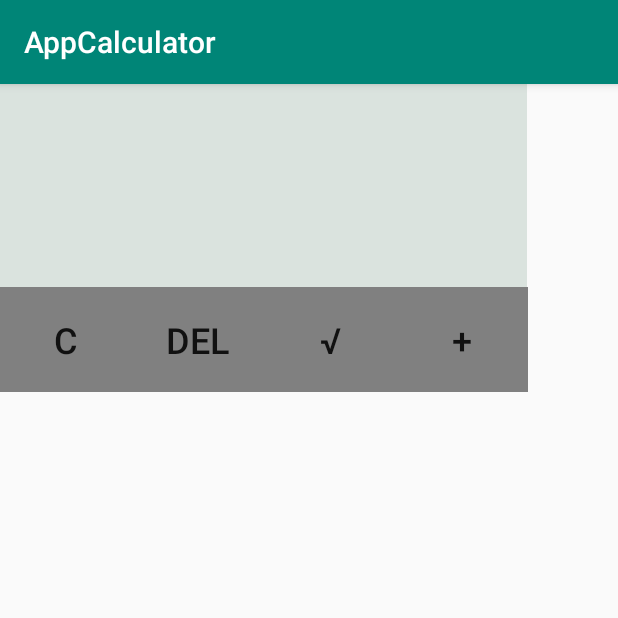
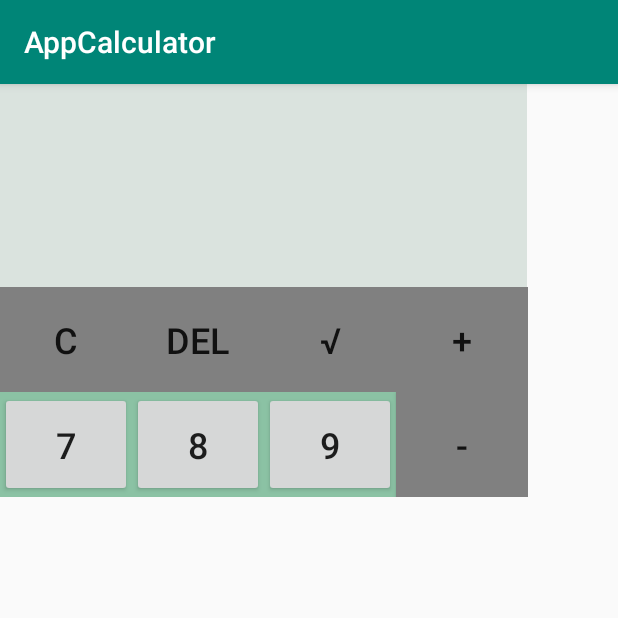
Before and after one commit to Mamun-cse/LabFinalapps, an Android app: the screen it shows after launch (MainActivity), on a phone screen of 412 x 824 dp, the top half of it. Run offline under Robolectric (Android 15) with nearby library versions, the phone set to English and light mode, and no system bars.

Commit message:
Button 7 8 9 Sub

```diff
--- a/app/src/main/res/layout/activity_main.xml
+++ b/app/src/main/res/layout/activity_main.xml
@@ -85,6 +85,44 @@
 
 
         </LinearLayout>
+
+        <LinearLayout
+            android:layout_width="wrap_content"
+            android:layout_height="wrap_content"
+            android:orientation="horizontal">
+
+            <Button
+                android:id="@+id/b7"
+                android:layout_width="wrap_content"
+                android:layout_height="70dp"
+                android:text="7"
+                android:textSize="24sp" />
+
+            <Button
+                android:id="@+id/b8"
+                android:layout_width="wrap_content"
+                android:layout_height="70dp"
+                android:text="8"
+                android:textSize="24sp" />
+
+            <Button
+                android:id="@+id/b9"
+                android:layout_width="wrap_content"
+                android:layout_height="70dp"
+                android:text="9"
+                android:textSize="24sp" />
+
+            <Button
+                android:id="@+id/bsub"
+                android:layout_width="wrap_content"
+                android:layout_height="70dp"
+                android:background="@color/Button"
+                android:text="-"
+                android:textSize="24sp" />
+
+
+
+        </LinearLayout>
     </LinearLayout>
 
 
```
